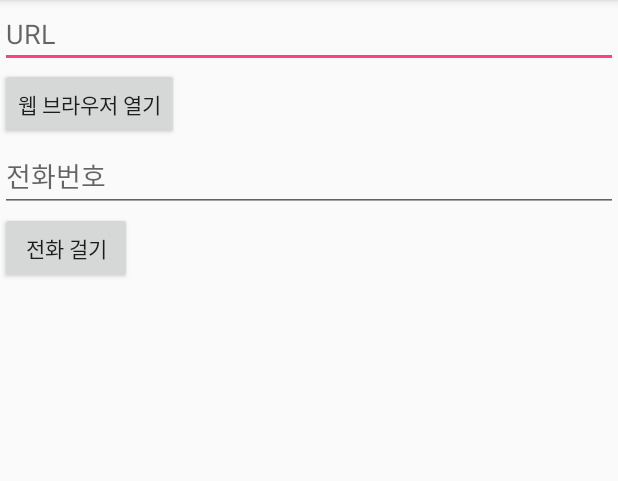
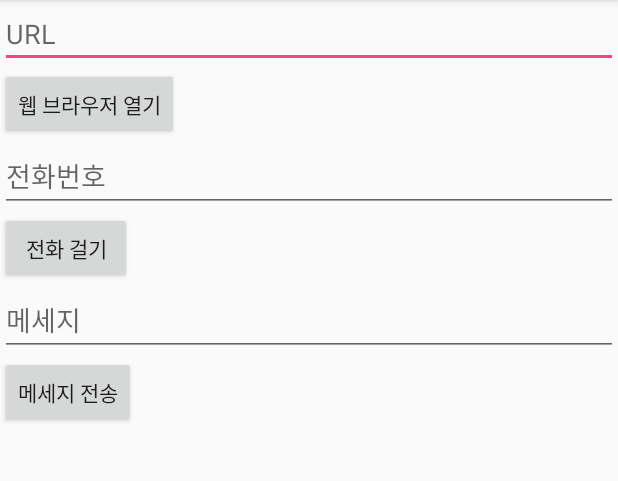
Before and after one commit to suwonsmartapp/Android6ki, an Android app: the ImplicitIntentActivity screen opened directly, with no data from a screen before it, on a phone screen of 412 x 824 dp, the part 84-565 px from its top. Run offline under Robolectric (Android 15) with nearby library versions, the phone set to English and light mode, and no system bars.

Commit message:
암시적 인텐트 : 텍스트 전송

```diff
--- a/app/src/main/res/layout/activity_implicit_intent.xml
+++ b/app/src/main/res/layout/activity_implicit_intent.xml
@@ -32,4 +32,16 @@
         android:onClick="dialPhone"
         android:text="전화 걸기" />
 
+    <EditText
+        android:id="@+id/message_edit"
+        android:layout_width="match_parent"
+        android:layout_height="wrap_content"
+        android:hint="메세지" />
+
+    <Button
+        android:layout_width="wrap_content"
+        android:layout_height="wrap_content"
+        android:onClick="sendMessage"
+        android:text="메세지 전송" />
+
 </LinearLayout>
```
Also changed, not shown: app/src/main/java/com/example/myapplication/ImplicitIntentActivity.java (+14 -0 lines).
